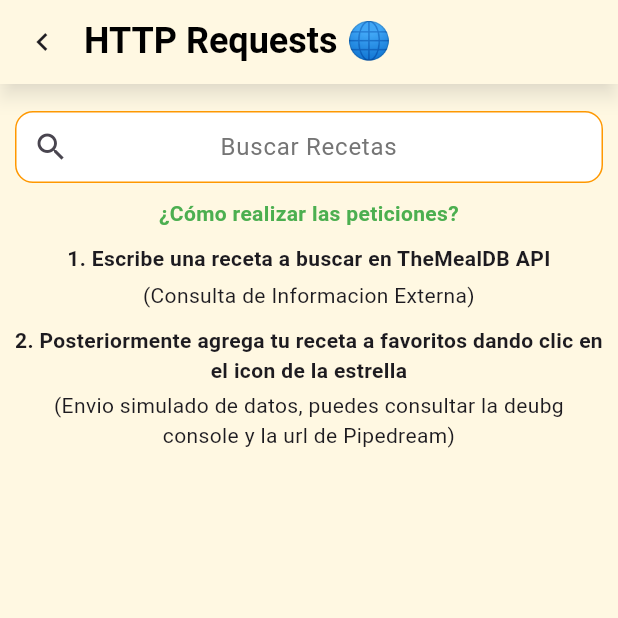
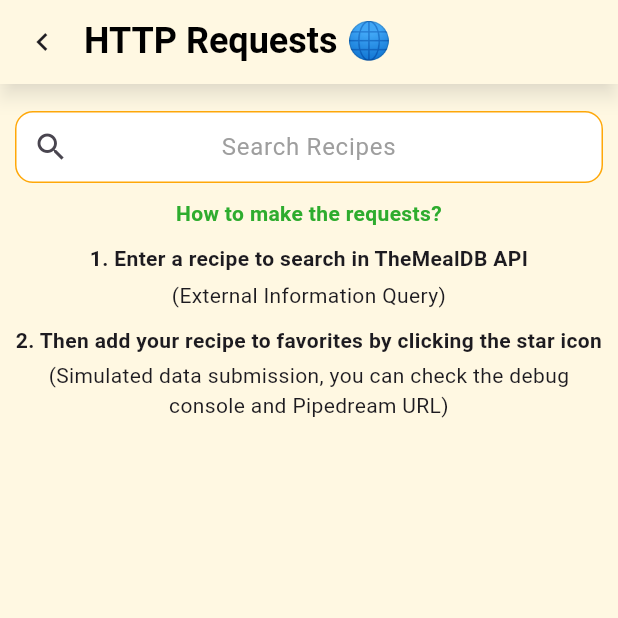
Before and after one commit to alexisserapio/chef_bot, a Flutter app: the HttpScreen screen opened directly, on a phone screen of 412 x 824 dp, the top half of it. Run offline on Flutter 3.47's test engine with Material 3 defaults, Android fonts, the light colour scheme and no system bars; our stand-ins replace dio, flutter_dotenv, google_generative_ai, shared_preferences; accounts and stored records are empty.

Commit message:
Added the final version 1.0

```diff
--- a/lib/core/app_colors.dart
+++ b/lib/core/app_colors.dart
@@ -13,4 +13,8 @@ class AppColors {
   static const Color white = Color.fromRGBO(255, 255, 255, 1);
   static const Color black = Color.fromRGBO(0, 0, 0, 1);
   static const Color orange = Color.fromRGBO(255, 168, 8, 1);
+  static const Color red = Color.fromRGBO(255, 0, 0, 1);
+  static const Color grey = Color.fromRGBO(158, 158, 158, 1);
+  static const Color green = Color.fromRGBO(46, 172, 46, 1);
+  static const Color ambar = Color.fromRGBO(255, 204, 62, 1);
 }
--- a/lib/core/app_constants.dart
+++ b/lib/core/app_constants.dart
@@ -1,4 +1,6 @@
 class AppConstants {
   static String apiMealUrl =
       'https://www.themealdb.com/api/json/v1/1/search.php?s=';
+  static const pathToBotImg = 'lib/assets/chefbot.png';
+  static const pathToUserImg = 'lib/assets/user.png';
 }
--- a/lib/core/app_strings.dart
+++ /dev/null
@@ -1,31 +0,0 @@
-class AppStrings {
-  static const greeting = '¡Hola! 👨‍🍳';
-  static const welcome = 'Bienvenido a ChefBot';
-  static const selectOption = 'Selecciona una de las dos opciones:';
-  static const chatButton = 'Chatea con ChefBot';
-  static const httpButton = 'Realiza operaciones HTTP';
-  static const textFieldHint = 'Escribe tu mensaje...';
-  static const botThinking = 'Escribiendo...';
-  static const userDisplay = 'Tú';
-  static const botDisplay = 'ChefBot';
-  static const pathToBotImg = 'lib/assets/chefbot.png';
-  static const pathToUserImg = 'lib/assets/user.png';
-  static const httpTitle = '¡Hola!';
-  static const httpSubtitle = 'Aquí tienes una receta aleatoria:';
-  static const httpError =
-      'Ocurrió un error al recuperar la receta, intenta nuevamente';
-  static const searchFieldHint = 'Buscar Recetas';
-  static const instructionsTitle = '¿Cómo realizar las peticiones?';
-  static const firstInstructions =
-      '1. Escribe una receta a buscar en TheMealDB API';
-  static const firstSubText = '(Consulta de Informacion Externa)';
-  static const secondInstructions =
-      '2. Posteriormente agrega tu receta a favoritos dando clic en el icon de la estrella';
-  static const secondSubText =
-      '(Envio simulado de datos, puedes consultar la deubg console y la url de Pipedream)';
-  static const noRecipesFoundOne = 'No se encontraron recetas';
-  static const noRecipesFoundTwo =
-      'Intenta escribir en idioma inglés o busca otra receta';
-  static const snackBarSuccessful = "Receta enviada con éxito";
-  static const snackBarError = "Error al enviar la receta";
-}
--- a/lib/l10n/app_en.arb
+++ b/lib/l10n/app_en.arb
@@ -94,5 +94,21 @@
   "snackBarError": "Error sending recipe",
   "@snackBarError": {
     "description": "SnackBar message when sending recipe fails"
+  },
+  "noImage": "Image not available",
+  "@noImage": {
+    "description": "When the recipe image doesnt load"
+  },
+  "noName": "Name not available",
+  "@noImage": {
+    "description": "When the recipe name doesnt load"
+  },
+  "noArea": "Country not available",
+  "@noImage": {
+    "description": "When the recipe area doesnt load"
+  },
+  "noReceipe": "Receipe not available",
+  "@noImage": {
+    "description": "When the recipe doesnt load"
   }
 }
--- a/lib/l10n/app_localizations.dart
+++ b/lib/l10n/app_localizations.dart
@@ -238,6 +238,30 @@ abstract class AppLocalizations {
   /// In en, this message translates to:
   /// **'Error sending recipe'**
   String get snackBarError;
+
+  /// When the recipe doesnt load
+  ///
+  /// In en, this message translates to:
+  /// **'Image not available'**
+  String get noImage;
+
+  /// No description provided for @noName.
+  ///
+  /// In en, this message translates to:
+  /// **'Name not available'**
+  String get noName;
+
+  /// No description provided for @noArea.
+  ///
+  /// In en, this message translates to:
+  /// **'Country not available'**
+  String get noArea;
+
+  /// No description provided for @noReceipe.
+  ///
+  /// In en, this message translates to:
+  /// **'Receipe not available'**
+  String get noReceipe;
 }
 
 class _AppLocalizationsDelegate extends LocalizationsDelegate<AppLocalizations> {
--- a/lib/ui/http_screen.dart
+++ b/lib/ui/http_screen.dart
@@ -1,8 +1,8 @@
 import 'package:chef_bot/core/app_colors.dart';
-import 'package:chef_bot/core/app_strings.dart';
 import 'package:chef_bot/data/repository/appRepository.dart';
 import 'package:chef_bot/data/models/recipes/recipeDTO.dart';
 import 'package:chef_bot/data/models/recipes/recipe_listDTO.dart';
+import 'package:chef_bot/l10n/app_localizations.dart';
 import 'package:chef_bot/ui/recipe_screen.dart';
 import 'package:flutter/material.dart';
 
@@ -14,16 +14,18 @@ class HttpScreen extends StatefulWidget {
 }
 
 class _HttpScreenState extends State<HttpScreen> {
-  final appRepository _repository = appRepository();
+  final AppRepository _repository = AppRepository();
   late Future<RecipeList?> _recipes;
   final TextEditingController _textController = TextEditingController();
 
   @override
   void initState() {
     super.initState();
+    //Inicializamos la lista de recetas como nulo
     _recipes = Future.value(null);
   }
 
+  //######## Método para BUSCAR la receta ingresada por el usuario ################
   void _searchRecipe() {
     final inputText = _textController.text;
 
@@ -37,6 +39,7 @@ class _HttpScreenState extends State<HttpScreen> {
     }
   }
 
+  //############ UI ################
   @override
   Widget build(BuildContext context) {
     return Scaffold(
@@ -57,7 +60,7 @@ class _HttpScreenState extends State<HttpScreen> {
         title: const Text(
           'HTTP Requests 🌐',
           style: TextStyle(
-            color: Colors.black,
+            color: AppColors.black,
             fontWeight: FontWeight.bold,
             fontSize: 24,
           ),
@@ -67,6 +70,7 @@ class _HttpScreenState extends State<HttpScreen> {
       //Body
       body: Column(
         children: [
+          //TextField
           Padding(
             padding: const EdgeInsets.only(top: 18.0, right: 10.0, left: 10.0),
             child: TextField(
@@ -75,60 +79,76 @@ class _HttpScreenState extends State<HttpScreen> {
               onSubmitted: (_) =>
                   _searchRecipe(), // Enviamos al presionar Enter
               decoration: InputDecoration(
-                hintText: AppStrings.searchFieldHint,
-                prefixIcon: Icon(Icons.search),
+                hintText: AppLocalizations.of(context)!.searchFieldHint,
+                prefixIcon: Icon(
+                  Icons.search,
+                ), //Se añade un icono para mejorar la experiencia
                 suffixIcon: const Opacity(
+                  //Este otro es para garantizar que el texto esté centrado
                   opacity: 0.0, // Lo hacemos invisible
-                  child: Icon(
-                    Icons.search,
-                  ), // Usamos el mismo icono para asegurar el tamaño
+                  child: Icon(Icons.search),
                 ),
-                hintStyle: TextStyle(color: Colors.grey[600]),
+                hintStyle: TextStyle(color: AppColors.grey),
                 enabledBorder: OutlineInputBorder(
                   borderRadius: BorderRadius.circular(12),
-                  borderSide: BorderSide(color: Colors.orange, width: 1),
+                  borderSide: BorderSide(color: AppColors.orange, width: 1),
                 ),
                 focusedBorder: OutlineInputBorder(
                   borderRadius: BorderRadius.circular(12),
-                  borderSide: BorderSide(color: Colors.orange, width: 2.5),
+                  borderSide: BorderSide(color: AppColors.orange, width: 2.5),
                 ),
                 filled: true,
-                fillColor: Colors.white,
+                fillColor: AppColors.white,
                 contentPadding: const EdgeInsets.symmetric(horizontal: 20),
               ),
             ),
           ),
 
+          //Lista de Recetas
           FutureBuilder(
             future: _recipes,
             builder: (context, snapshot) {
+              //Se maneja la respuesta obtenida de la API
+
+              //En lo que recibimos la respuesta de la API
               if (snapshot.connectionState == ConnectionState.waiting) {
+                //Colocamos un CircularProgressIndicator
                 return Padding(
                   padding: const EdgeInsets.only(top: 15.0),
                   child: CircularProgressIndicator(color: AppColors.sendColor),
                 );
+
+                //Si la respuesta no es exitosa
               } else if (snapshot.hasError) {
+                debugPrint(
+                  'Ha ocurrido un error en el snapshot: ${snapshot.error}',
+                );
                 return Text("Error: ${snapshot.error}");
+
+                //Si la respuesta es exitosa
               } else if (snapshot.hasData) {
                 var recipeList = snapshot.data?.result;
+
+                //Si la respuesta es exitosa al conectarse a la API pero falla en encontrar una receta
                 if (recipeList == null || recipeList.isEmpty) {
+                  //Se muestra un mensaje de error y tips para volver a intentarlo
                   return Column(
                     children: [
-                      const Padding(
+                      Padding(
                         padding: EdgeInsets.only(top: 15.0),
                         child: Text(
-                          AppStrings.noRecipesFoundOne,
+                          AppLocalizations.of(context)!.noRecipesFoundOne,
                           style: TextStyle(
-                            color: Colors.redAccent,
+                            color: AppColors.red,
                             fontWeight: FontWeight.bold,
                             fontSize: 18,
                           ),
                         ),
                       ),
-                      const Padding(
+                      Padding(
                         padding: EdgeInsets.only(top: 20.0),
                         child: Text(
-                          AppStrings.noRecipesFoundTwo,
+                          AppLocalizations.of(context)!.noRecipesFoundTwo,
                           textAlign: TextAlign.center,
                           style: TextStyle(
                             color: AppColors.black,
@@ -140,7 +160,10 @@ class _HttpScreenState extends State<HttpScreen> {
                     ],
                   );
                 }
+
+                //Si la respuesta es completamente exitosa
                 return Expanded(
+                  //Generamos la ListView
                   child: ListView.builder(
                     itemCount: recipeList.length,
                     itemBuilder: (context, index) {
@@ -148,24 +171,26 @@ class _HttpScreenState extends State<HttpScreen> {
                     },
                   ),
                 );
+
+                //Instrucciones para realizar las peticiones HTTP
               } else {
                 return Column(
                   children: [
                     Padding(
                       padding: const EdgeInsets.only(top: 10.0),
                       child: Text(
-                        AppStrings.instructionsTitle,
+                        AppLocalizations.of(context)!.instructionsTitle,
                         textAlign: TextAlign.center,
                         style: TextStyle(
                           fontWeight: FontWeight.bold,
-                          color: Colors.green,
+                          color: AppColors.green,
                         ),
                       ),
                     ),
                     Padding(
                       padding: const EdgeInsets.only(top: 10.0),
                       child: Text(
-                        AppStrings.firstInstructions,
+                        AppLocalizations.of(context)!.firstInstructions,
                         textAlign: TextAlign.center,
                         style: TextStyle(fontWeight: FontWeight.bold),
                       ),
@@ -173,7 +198,7 @@ class _HttpScreenState extends State<HttpScreen> {
                     Padding(
                       padding: const EdgeInsets.only(top: 5.0),
                       child: Text(
-                        AppStrings.firstSubText,
+                        AppLocalizations.of(context)!.firstSubText,
                         textAlign: TextAlign.center,
                       ),
                     ),
@@ -184,7 +209,7 @@ class _HttpScreenState extends State<HttpScreen> {
                         right: 10.0,
                       ),
                       child: Text(
-                        AppStrings.secondInstructions,
+                        AppLocalizations.of(context)!.secondInstructions,
                         textAlign: TextAlign.center,
                         style: TextStyle(fontWeight: FontWeight.bold),
                       ),
@@ -196,7 +221,7 @@ class _HttpScreenState extends State<HttpScreen> {
                         right: 10.0,
                       ),
                       child: Text(
-                        AppStrings.secondSubText,
+                        AppLocalizations.of(context)!.secondSubText,
                         textAlign: TextAlign.center,
                       ),
                     ),
```
Also changed, not shown: lib/core/widget_message.dart (+7 -4 lines), lib/data/Repository/AppRepository.dart (+77 -2 lines), lib/l10n/app_es.arb (+16 -0 lines), lib/l10n/app_localizations_en.dart (+12 -0 lines), lib/l10n/app_localizations_es.dart (+12 -0 lines), lib/ui/chat_screen.dart (+87 -131 lines), lib/ui/recipe_screen.dart (+46 -35 lines).
